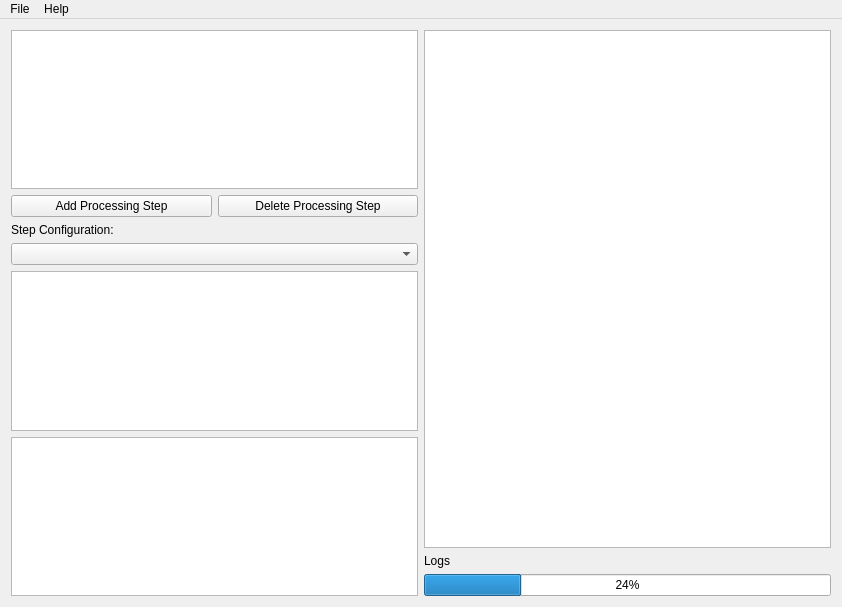
TU-Berlin-CVRS/uipf, file code/gui/mainwindow.ui: the form before one commit.
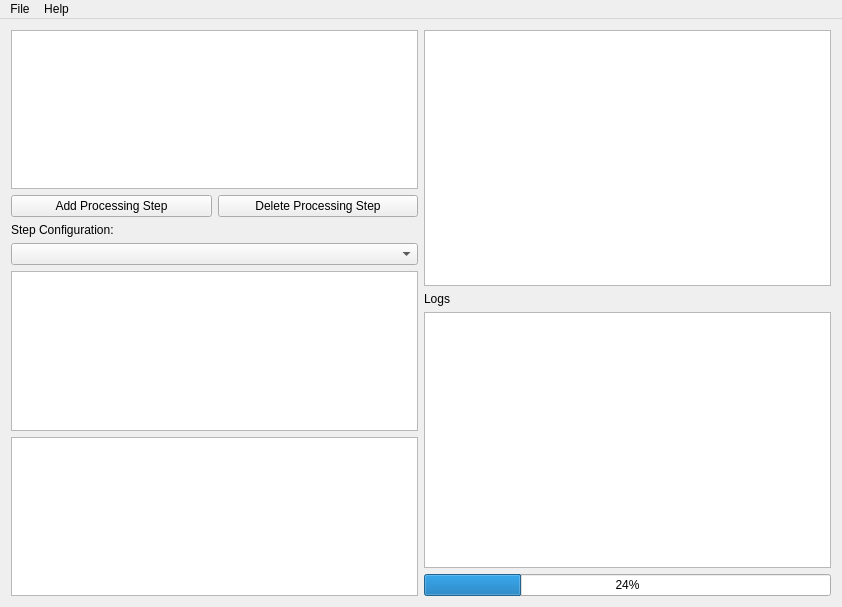
The form after the commit.

Diff of the .ui file:
```diff
--- a/code/gui/mainwindow.ui
+++ b/code/gui/mainwindow.ui
@@ -27,6 +27,13 @@
         </property>
        </widget>
       </item>
+      <item>
+       <widget class="QPlainTextEdit" name="tbLog">
+        <property name="readOnly">
+         <bool>true</bool>
+        </property>
+       </widget>
+      </item>
       <item>
        <widget class="QProgressBar" name="progressBar">
         <property name="value">
```
Left out of the diff: 2 changed lines with no effect on the pictures.
